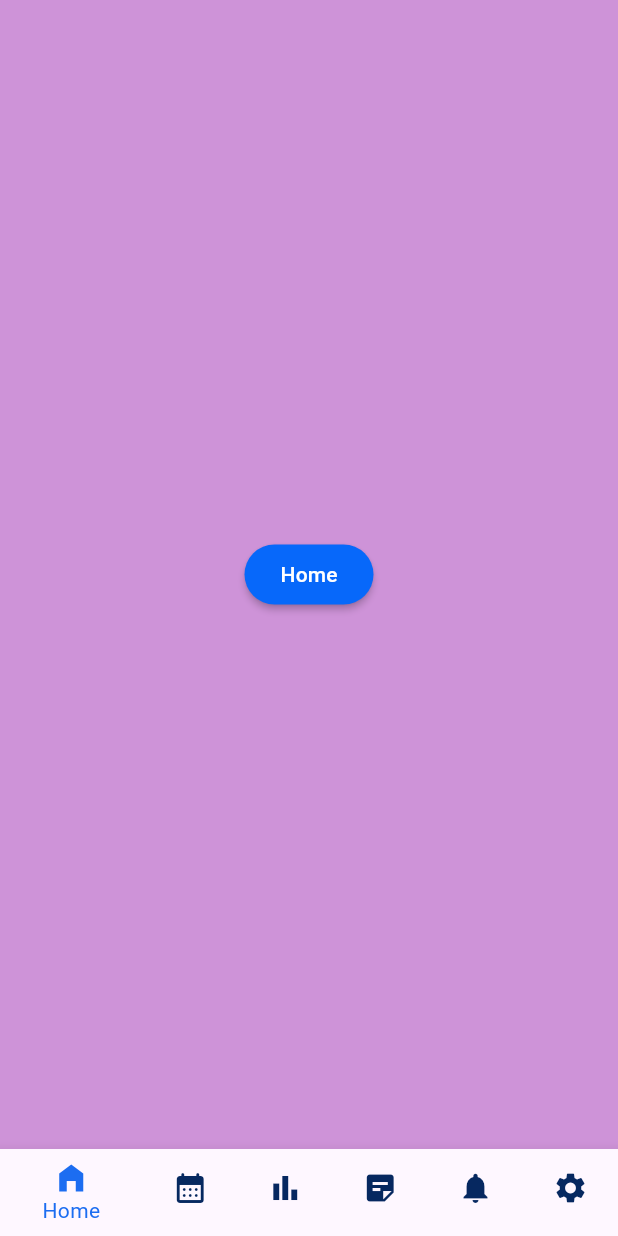
After one commit to AdrianCDS/healthguard_mobile, a Flutter app: the Dashboard screen opened by its route, on a phone screen of 412 x 824 dp. The commit adds this screen. Run offline on Flutter 3.47's test engine with Material 3 defaults, Android fonts, the light colour scheme and no system bars; our stand-ins replace flutter_dotenv, graphql_flutter, heroicons.

Commit message:
added pacient dashboard and navigation

```diff
--- /dev/null
+++ b/lib/components/dashboard_home.dart
@@ -0,0 +1,35 @@
+import 'package:flutter/material.dart';
+
+class DashboardHome extends StatelessWidget {
+  const DashboardHome({super.key});
+
+  @override
+  Widget build(BuildContext context) {
+    return Container(
+      width: double.infinity,
+      height: double.infinity,
+      decoration: BoxDecoration(
+        color: Colors.purple[200],
+      ),
+      child: Column(
+        mainAxisAlignment: MainAxisAlignment.center,
+        crossAxisAlignment: CrossAxisAlignment.center,
+        children: <Widget>[
+          ElevatedButton(
+            style: ElevatedButton.styleFrom(
+              backgroundColor: const Color.fromARGB(255, 7, 104, 250),
+              elevation: 2,
+            ),
+            child: const Text(
+              "Home",
+              style: TextStyle(color: Colors.white),
+            ),
+            onPressed: () {
+              Navigator.pushNamed(context, '/');
+            },
+          ),
+        ],
+      ),
+    );
+  }
+}
--- a/lib/main.dart
+++ b/lib/main.dart
@@ -1,4 +1,5 @@
 import 'package:flutter/material.dart';
+import 'package:healthguard_mobile/pages/dashboard.dart';
 import 'package:healthguard_mobile/pages/homepage.dart';
 import 'package:healthguard_mobile/pages/login.dart';
 import 'package:healthguard_mobile/pages/register.dart';
@@ -18,6 +19,7 @@ class MyApp extends StatelessWidget {
       routes: {
         '/register': (context) => const Register(),
         '/login': (context) => const Login(),
+        '/dashboard': (context) => const Dashboard(),
       },
     );
   }
--- /dev/null
+++ b/lib/pages/dashboard.dart
@@ -0,0 +1,73 @@
+import 'package:flutter/material.dart';
+import 'package:healthguard_mobile/components/dashboard_activities.dart';
+import 'package:healthguard_mobile/components/dashboard_alerts.dart';
+import 'package:healthguard_mobile/components/dashboard_calendar.dart';
+import 'package:healthguard_mobile/components/dashboard_home.dart';
+import 'package:healthguard_mobile/components/dashboard_settings.dart';
+import 'package:healthguard_mobile/components/dashboard_stats.dart';
+
+class Dashboard extends StatefulWidget {
+  const Dashboard({super.key});
+
+  @override
+  State<Dashboard> createState() => _DashboardNavigationBarState();
+}
+
+class _DashboardNavigationBarState extends State<Dashboard> {
+  int _selectedIndex = 0;
+
+  final List<Widget> _widgetOptions = <Widget>[
+    const DashboardHome(),
+    const DashboardCalendar(),
+    const DashboardStats(),
+    const DashboardActivities(),
+    const DashboardAlerts(),
+    const DashboardSettings()
+  ];
+
+  @override
+  Widget build(BuildContext context) {
+    return SafeArea(
+      child: Scaffold(
+        body: Container(
+            width: double.infinity,
+            height: double.infinity,
+            decoration: const BoxDecoration(
+              color: Colors.white70,
+            ),
+            child: _widgetOptions[_selectedIndex]),
+        bottomNavigationBar: BottomNavigationBar(
+          type: BottomNavigationBarType.shifting,
+          backgroundColor: Colors.white,
+          elevation: 8,
+          selectedItemColor: const Color.fromRGBO(28, 109, 241, 1),
+          unselectedItemColor: const Color.fromRGBO(6, 40, 96, 1),
+          currentIndex: _selectedIndex,
+          onTap: (int index) {
+            setState(() {
+              _selectedIndex = index;
+            });
+          },
+          items: const [
+            BottomNavigationBarItem(
+              icon: Icon(Icons.home_filled),
+              label: 'Home',
+            ),
+            BottomNavigationBarItem(
+                icon: Icon(Icons.calendar_month_rounded), label: 'Calendar'),
+            BottomNavigationBarItem(
+                icon: Icon(Icons.bar_chart_sharp), label: 'Stats'),
+            BottomNavigationBarItem(
+              icon: Icon(Icons.sticky_note_2),
+              label: 'Activities',
+            ),
+            BottomNavigationBarItem(
+                icon: Icon(Icons.notifications), label: 'Alerts'),
+            BottomNavigationBarItem(
+                icon: Icon(Icons.settings), label: 'Settings'),
+          ],
+        ),
+      ),
+    );
+  }
+}
--- a/lib/pages/login.dart
+++ b/lib/pages/login.dart
@@ -129,9 +129,8 @@ class Login extends StatelessWidget {
                     ),
                     onPressed: () {
                       if (formKey.currentState!.validate()) {
-                        // Process data.
+                        Navigator.pushNamed(context, '/dashboard');
                       }
-                      ;
                     },
                   ),
                 ),
--- a/lib/pages/register.dart
+++ b/lib/pages/register.dart
@@ -256,9 +256,8 @@ class Register extends StatelessWidget {
                     ),
                     onPressed: () {
                       if (formKey.currentState!.validate()) {
-                        // Process data.
+                        Navigator.pushNamed(context, '/dashboard');
                       }
-                      ;
                     },
                   ),
                 ),
```
Also changed, not shown: lib/components/dashboard_activities.dart (added, +19 -0 lines), lib/components/dashboard_alerts.dart (added, +19 -0 lines), lib/components/dashboard_calendar.dart (added, +19 -0 lines), lib/components/dashboard_settings.dart (added, +19 -0 lines), lib/components/dashboard_stats.dart (added, +19 -0 lines).
